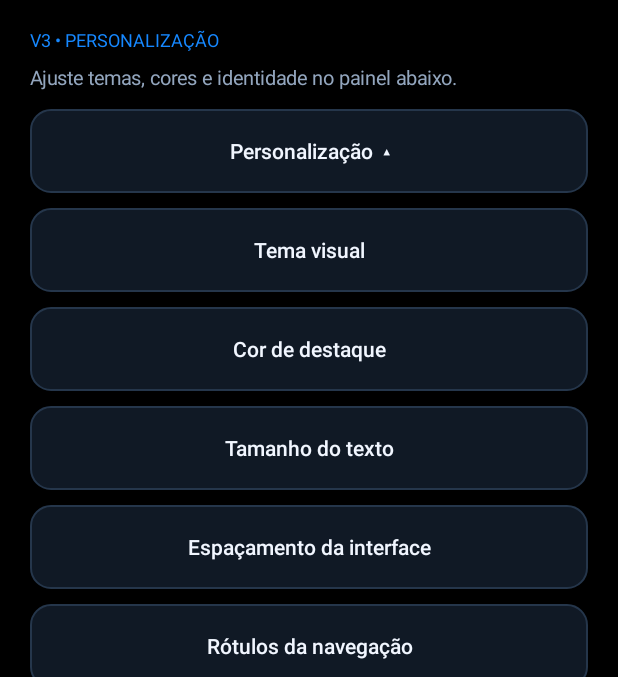
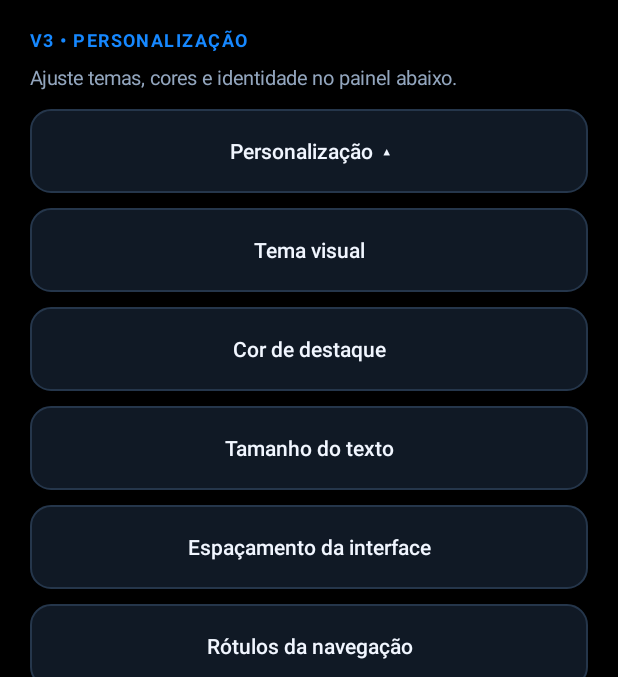
Before and after one commit to nego001/ReaDroid-Native, an Android app: the screen it shows after launch (MainActivity), after a tap on "Personalização ▾", on a phone screen of 412 x 824 dp, the part 165-842 px from its top. Run offline under Robolectric (Android 15) with nearby library versions, the phone set to English and light mode, and no system bars.

Commit message:
style(v3): improve dashboard section hierarchy and shortcut descriptions

```diff
--- a/app/src/main/java/com/readroid/app/MainActivity.java
+++ b/app/src/main/java/com/readroid/app/MainActivity.java
@@ -122,6 +122,8 @@ public class MainActivity extends Activity {
         customizationTitle.setTextSize(12);
         customizationTitle.setPadding(0, NegrescoTheme.dp(this, 18), 0, NegrescoTheme.dp(this, 8));
         homeSection.addView(customizationTitle);
+        customizationTitle.setTypeface(android.graphics.Typeface.DEFAULT, android.graphics.Typeface.BOLD);
+        customizationTitle.setLetterSpacing(0.08f);
         TextView customizationHint = new TextView(this);
         customizationHint.setText("Deixe o estúdio com a sua cara");
         customizationHint.setTextSize(13 * NegrescoTheme.FONT_SCALE);
@@ -447,12 +449,18 @@ public class MainActivity extends Activity {
             NegrescoTheme.dp(this, 12), NegrescoTheme.dp(this, 14));
         homeSection.addView(projectMetrics);
 
+        TextView shortcutHint = new TextView(this);
+        shortcutHint.setText("Continue de onde parou");
+        shortcutHint.setTextColor(NegrescoTheme.MUTED);
+        shortcutHint.setTextSize(13 * NegrescoTheme.FONT_SCALE);
+        shortcutHint.setPadding(0, 0, 0, NegrescoTheme.dp(this, 8));
         TextView shortcutsTitle = new TextView(this);
         shortcutsTitle.setText("ACESSO RÁPIDO");
         shortcutsTitle.setTextColor(NegrescoTheme.ACCENT);
         shortcutsTitle.setTextSize(12);
         shortcutsTitle.setPadding(0, NegrescoTheme.dp(this, 18), 0, NegrescoTheme.dp(this, 8));
         homeSection.addView(shortcutsTitle);
+        homeSection.addView(shortcutHint);
         LinearLayout quickActions = new LinearLayout(this);
         quickActions.setOrientation(LinearLayout.VERTICAL);
         homeSection.addView(quickActions);
```
